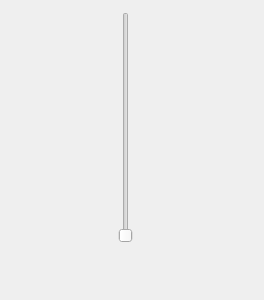
Above: src/ui/volume.ui from tomblackshaw/palpac before the change. Below: the same form after it.
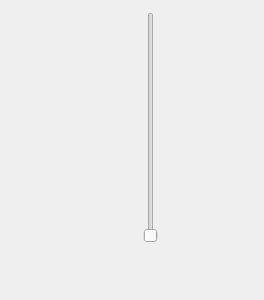
That is the form after the change.

Patch:
```diff
--- a/src/ui/volume.ui
+++ b/src/ui/volume.ui
@@ -31,7 +31,7 @@
      <rect>
       <x>115</x>
       <y>12</y>
-      <width>22</width>
+      <width>71</width>
       <height>231</height>
      </rect>
     </property>
```
Left out of the diff: 3 changed lines with no effect on the pictures.
